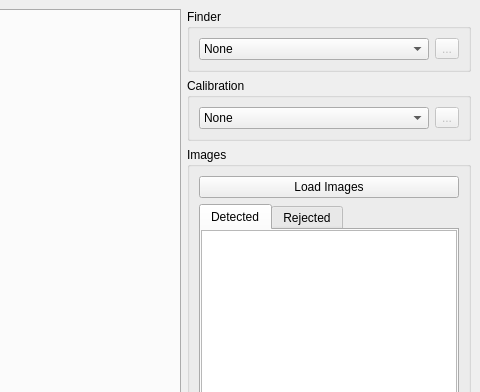
Qt form app/ui/IrisCC.ui (xalpha/iris) before a commit; both pictures show x 619 to 1099 and y 0 to 392 of the 1099 by 765 pixel window.
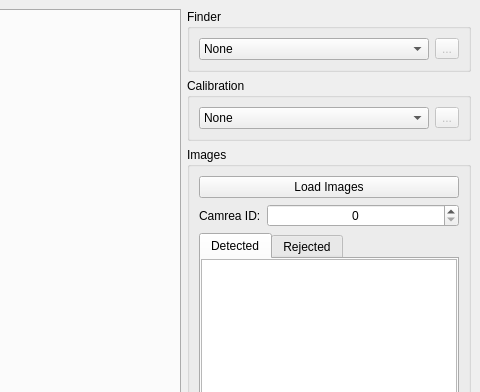
The same form after that commit. Icons and pictures are not drawn. Custom widgets are drawn as their Qt base class.

Commit message: corrected some bugs when calibrating multiple cameras

```diff
--- a/app/ui/IrisCC.ui
+++ b/app/ui/IrisCC.ui
@@ -181,6 +181,27 @@
            </property>
           </widget>
          </item>
+         <item>
+          <layout class="QFormLayout" name="formLayout">
+           <item row="0" column="0">
+            <widget class="QLabel" name="label">
+             <property name="text">
+              <string>Camrea ID:</string>
+             </property>
+            </widget>
+           </item>
+           <item row="0" column="1">
+            <widget class="QSpinBox" name="cameraID">
+             <property name="alignment">
+              <set>Qt::AlignCenter</set>
+             </property>
+             <property name="maximum">
+              <number>999999999</number>
+             </property>
+            </widget>
+           </item>
+          </layout>
+         </item>
          <item>
           <widget class="QTabWidget" name="tabWidget">
            <property name="sizePolicy">
```
Left out of the diff: 6 changed lines with no effect on the pictures. The commit also changes 3 other files.
